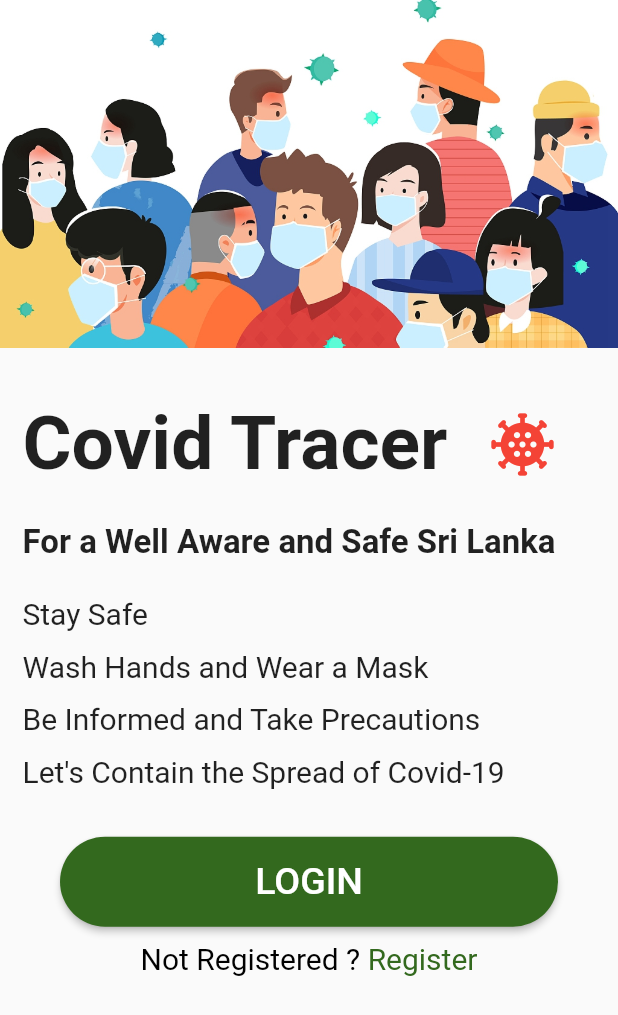
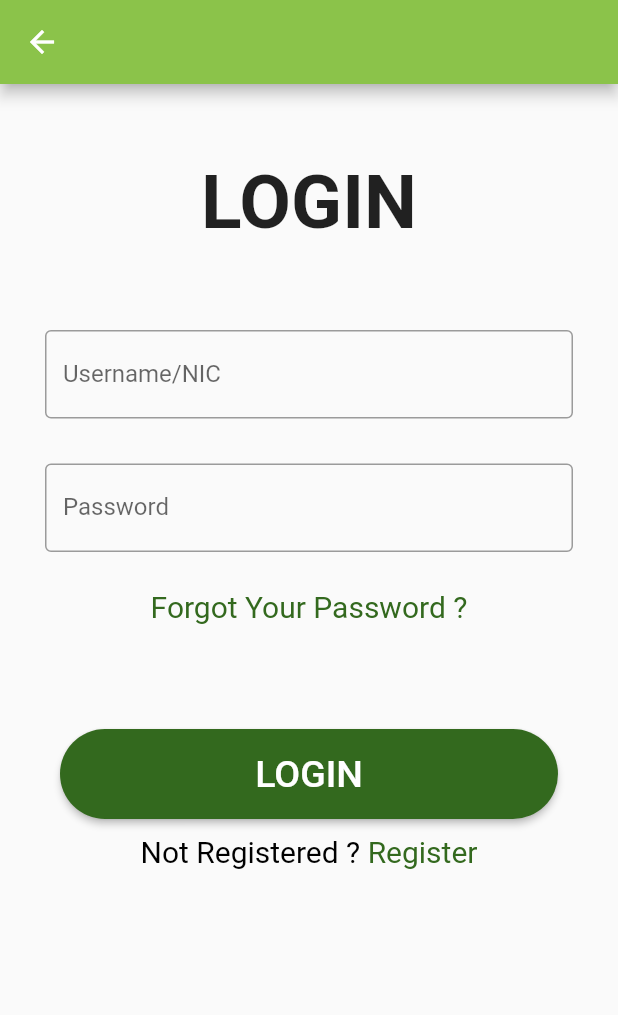
Before and after one commit to cepdnaclk/e17-3yp-Covid-Tracer, a Flutter app: the screen it shows after launch, after a tap on "LOGIN", on a phone screen of 412 x 824 dp. Shown: the top 1015 px of the screen. Run offline on Flutter 3.47's test engine with Material 2 defaults, Android fonts, the phone set to English and light mode, and no system bars.

Commit message:
mobileApp-login_page

```diff
--- a/Mobile_App/covid_tracer/lib/home_page.dart
+++ b/Mobile_App/covid_tracer/lib/home_page.dart
@@ -96,7 +96,7 @@ class _HomeScreen extends State<HomeScreen> {
                         shape: RoundedRectangleBorder(
                             borderRadius: BorderRadius.circular(50))),
                     onPressed: () {
-                      Navigator.pushNamed(context, '/second');
+                      Navigator.pushNamed(context, '/login');
                     },
                   )),
               Center(
--- a/Mobile_App/covid_tracer/lib/login_page.dart
+++ b/Mobile_App/covid_tracer/lib/login_page.dart
@@ -1,24 +1,98 @@
-/*import 'package:flutter/material.dart';
+import 'package:flutter/gestures.dart';
+import 'package:flutter/material.dart';
 
-class SecondScreen extends StatelessWidget {
-  const SecondScreen({Key? key}) : super(key: key);
+class LoginScreen extends StatefulWidget {
+  const LoginScreen({Key? key}) : super(key: key);
 
+  @override
+  _LoginScreen createState() => _LoginScreen();
+}
+
+class _LoginScreen extends State<LoginScreen> {
   @override
   Widget build(BuildContext context) {
     return Scaffold(
-      appBar: AppBar(
-        title: const Text("Second Screen"),
-      ),
-      body: Center(
-        child: RaisedButton(
-          color: Colors.blueGrey,
-          onPressed: () {
-            Navigator.pop(context);
-          },
-          child: const Text('Go back!'),
+        appBar: AppBar(
+          backgroundColor: Colors.lightGreen,
         ),
-      ),
-    );
+        body: Column(
+          children: [
+            const Padding(
+                padding: EdgeInsets.all(50),
+                child: Text("LOGIN",
+                    style: TextStyle(
+                        fontWeight: FontWeight.bold, fontSize: 50.0))),
+            const Padding(
+              padding: EdgeInsets.only(left: 30, right: 30, top: 5, bottom: 15),
+              child: TextField(
+                decoration: InputDecoration(
+                    border: OutlineInputBorder(),
+                    labelText: "Username/NIC",
+                    hintText: "Enter Username or NIC"),
+              ),
+            ),
+            const Padding(
+              padding:
+                  EdgeInsets.only(left: 30, right: 30, top: 15, bottom: 25),
+              child: TextField(
+                obscureText: true,
+                decoration: InputDecoration(
+                  border: OutlineInputBorder(),
+                  labelText: 'Password',
+                  hintText: 'Enter Password',
+                ),
+              ),
+            ),
+            Center(
+              child: RichText(
+                  text: TextSpan(
+                      text: "Forgot Your Password ?",
+                      style: TextStyle(
+                          color: Colors.lightGreen.shade900, fontSize: 20),
+                      recognizer: TapGestureRecognizer()
+                        ..onTap = () {
+                          //Navigator.pushNamed(context, '/second');
+                        })),
+            ),
+            Column(
+              crossAxisAlignment: CrossAxisAlignment.stretch,
+              children: [
+                Container(
+                    padding: const EdgeInsets.only(
+                        left: 40, right: 40, top: 70, bottom: 10),
+                    child: ElevatedButton(
+                      child: const Text("LOGIN",
+                          style: TextStyle(color: Colors.white, fontSize: 25)),
+                      style: ElevatedButton.styleFrom(
+                          primary: Colors.lightGreen.shade900,
+                          fixedSize: const Size(300, 60),
+                          shape: RoundedRectangleBorder(
+                              borderRadius: BorderRadius.circular(50))),
+                      onPressed: () {
+                        //Navigator.pushNamed(context, '/');
+                      },
+                    )),
+                Center(
+                  child: RichText(
+                      text: TextSpan(
+                          text: "Not Registered ? ",
+                          style: const TextStyle(
+                              color: Colors.black, fontSize: 20),
+                          children: <TextSpan>[
+                        TextSpan(
+                            text: "Register",
+                            style: TextStyle(
+                                color: Colors.lightGreen.shade900,
+                                fontSize: 20),
+                            recognizer: TapGestureRecognizer()
+                              ..onTap = () {
+                                //Navigator.pushNamed(context, '/second');
+                              })
+                      ])),
+                )
+              ],
+            )
+          ],
+        ));
   }
 }
-*/
--- a/Mobile_App/covid_tracer/lib/main.dart
+++ b/Mobile_App/covid_tracer/lib/main.dart
@@ -1,14 +1,14 @@
 import 'package:flutter/material.dart';
 import 'home_page.dart';
-//import 'login_page.dart';
+import 'login_page.dart';
 
 void main() {
   runApp(MaterialApp(
     title: 'Named Route Navigation',
     theme: ThemeData(
-      // This is the theme of your application.
-      primarySwatch: Colors.lightGreen,
-    ),
+        // This is the theme of your application.
+        //primarySwatch: Colors.lightGreen,
+        ),
     // Start the app with the "/" named route. In this case, the app starts
     // on the FirstScreen widget.
     initialRoute: '/',
@@ -16,7 +16,7 @@ void main() {
       // When navigating to the "/" route, build the FirstScreen widget.
       '/': (context) => const HomeScreen(),
       // When navigating to the "/second" route, build the SecondScreen widget.
-      //'/second': (context) => const SecondScreen(),
+      '/login': (context) => const LoginScreen(),
     },
   ));
 }
```
